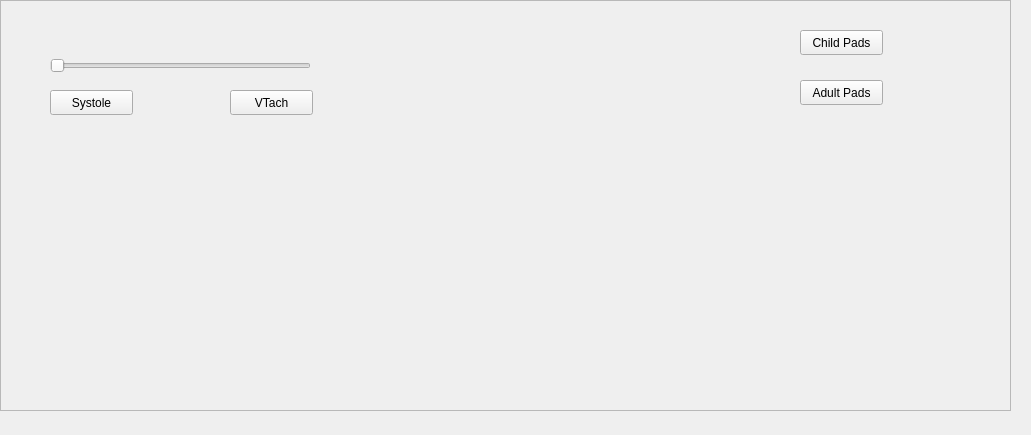
The window that AED_Simulator/testwindow.ui (GrewalCreator/AED-Simulator) describes before a commit, drawn with Qt 5.
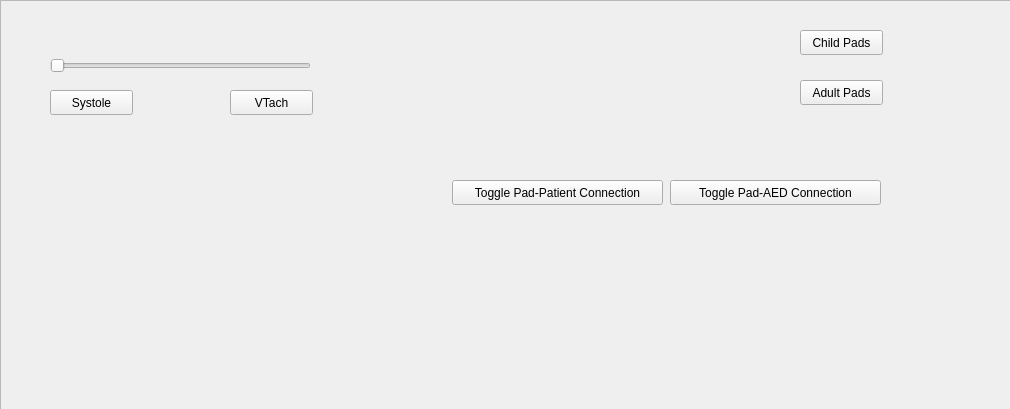
The same window after the commit.

Commit message: added buttons to test the safety feature where users can't proceed unless the battery is sufficient and pad connector is on.

What changed in the file:
```diff
--- a/AED_Simulator/testwindow.ui
+++ b/AED_Simulator/testwindow.ui
@@ -6,8 +6,8 @@
    <rect>
     <x>0</x>
     <y>0</y>
-    <width>1031</width>
-    <height>435</height>
+    <width>1010</width>
+    <height>409</height>
    </rect>
   </property>
   <property name="windowTitle">
@@ -109,6 +109,32 @@
      <string>Systole</string>
     </property>
    </widget>
+   <widget class="QPushButton" name="togglePadPatient">
+    <property name="geometry">
+     <rect>
+      <x>452</x>
+      <y>180</y>
+      <width>211</width>
+      <height>25</height>
+     </rect>
+    </property>
+    <property name="text">
+     <string>Toggle Pad-Patient Connection</string>
+    </property>
+   </widget>
+   <widget class="QPushButton" name="togglePadAED">
+    <property name="geometry">
+     <rect>
+      <x>670</x>
+      <y>180</y>
+      <width>211</width>
+      <height>25</height>
+     </rect>
+    </property>
+    <property name="text">
+     <string>Toggle Pad-AED Connection</string>
+    </property>
+   </widget>
   </widget>
  </widget>
  <resources/>
```
The commit also changes 9 other files.
